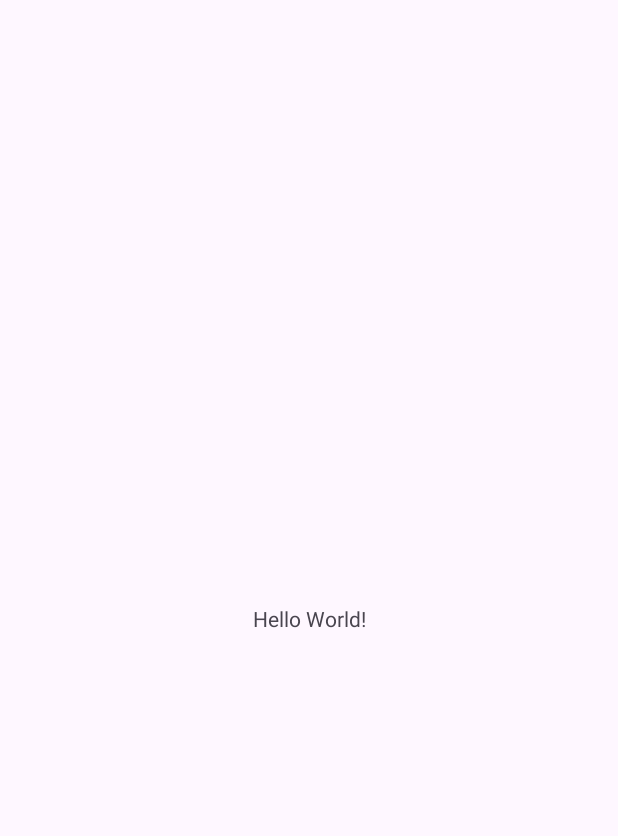
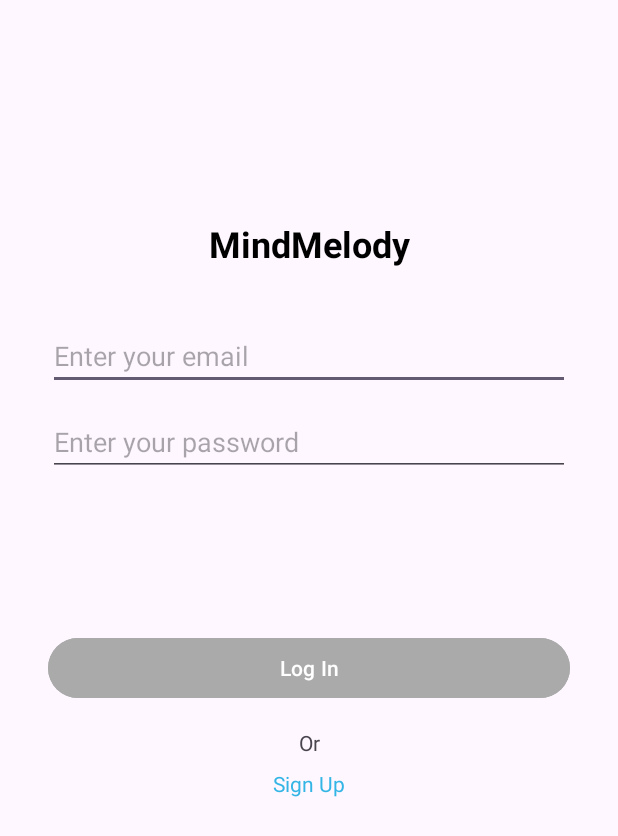
Before and after one commit to Skiddygoat15/MindMelody, an Android app: the screen it shows after launch (MainActivity), on a phone screen of 412 x 824 dp. Before the commit the part shown is almost empty. Shown: the top 836 px of the screen. Run offline under Robolectric (Android 15) with nearby library versions, the phone set to English and light mode, and no system bars.

Commit message:
added login layout

```diff
--- a/app/src/main/java/com/devsquad/mind_melody/Activities/MainActivity.java
+++ b/app/src/main/java/com/devsquad/mind_melody/Activities/MainActivity.java
@@ -10,17 +10,13 @@ import androidx.core.view.WindowInsetsCompat;
 
 import com.devsquad.mind_melody.R;
 
+
 public class MainActivity extends AppCompatActivity {
 
     @Override
     protected void onCreate(Bundle savedInstanceState) {
         super.onCreate(savedInstanceState);
-        EdgeToEdge.enable(this);
+        // 加载 activity_main.xml 布局
         setContentView(R.layout.activity_main);
-        ViewCompat.setOnApplyWindowInsetsListener(findViewById(R.id.main), (v, insets) -> {
-            Insets systemBars = insets.getInsets(WindowInsetsCompat.Type.systemBars());
-            v.setPadding(systemBars.left, systemBars.top, systemBars.right, systemBars.bottom);
-            return insets;
-        });
     }
 }
--- /dev/null
+++ b/app/src/main/res/drawable/edit_text_background.xml
@@ -0,0 +1,20 @@
+<?xml version="1.0" encoding="utf-8"?>
+<shape xmlns:android="http://schemas.android.com/apk/res/android">
+    <!-- 设置圆角 -->
+    <corners android:radius="0dp" />
+
+    <!-- 设置边框 -->
+    <stroke
+        android:width="2dp"
+        android:color="#DDDDDD" />
+
+    <!-- 背景颜色 -->
+    <solid android:color="#FFFFFF" />
+
+    <!-- 内部填充距离 -->
+    <padding
+        android:left="8dp"
+        android:top="8dp"
+        android:right="8dp"
+        android:bottom="8dp" />
+</shape>
--- a/app/src/main/res/layout/activity_main.xml
+++ b/app/src/main/res/layout/activity_main.xml
@@ -2,18 +2,89 @@
 <androidx.constraintlayout.widget.ConstraintLayout xmlns:android="http://schemas.android.com/apk/res/android"
     xmlns:app="http://schemas.android.com/apk/res-auto"
     xmlns:tools="http://schemas.android.com/tools"
-    android:id="@+id/main"
     android:layout_width="match_parent"
     android:layout_height="match_parent"
+    android:padding="16dp"
     tools:context=".Activities.MainActivity">
 
+
     <TextView
+        android:id="@+id/appLogo"
         android:layout_width="wrap_content"
         android:layout_height="wrap_content"
-        android:text="Hello World!"
-        app:layout_constraintBottom_toBottomOf="parent"
+        android:layout_marginTop="130dp"
+        android:text="MindMelody"
+        android:textColor="@android:color/black"
+        android:textSize="24sp"
+        android:textStyle="bold"
+        app:layout_constraintBottom_toTopOf="@+id/emailEditText"
         app:layout_constraintEnd_toEndOf="parent"
         app:layout_constraintStart_toStartOf="parent"
         app:layout_constraintTop_toTopOf="parent" />
 
+    <EditText
+        android:id="@+id/emailEditText"
+        android:layout_width="0dp"
+        android:layout_height="wrap_content"
+        android:layout_marginStart="16dp"
+        android:layout_marginTop="36dp"
+        android:layout_marginEnd="16dp"
+        android:hint="Enter your email"
+        android:inputType="textEmailAddress"
+        app:layout_constraintEnd_toEndOf="parent"
+        app:layout_constraintHorizontal_bias="0.0"
+        app:layout_constraintStart_toStartOf="parent"
+        app:layout_constraintTop_toBottomOf="@+id/appLogo" />
+
+    <EditText
+        android:id="@+id/passwordEditText"
+        android:layout_width="0dp"
+        android:layout_height="wrap_content"
+        android:layout_marginStart="16dp"
+        android:layout_marginTop="12dp"
+        android:layout_marginEnd="16dp"
+        android:hint="Enter your password"
+        android:inputType="textPassword"
+        app:layout_constraintEnd_toEndOf="parent"
+        app:layout_constraintHorizontal_bias="1.0"
+        app:layout_constraintStart_toStartOf="parent"
+        app:layout_constraintTop_toBottomOf="@+id/emailEditText" />
+
+    <Button
+        android:id="@+id/loginButton"
+        android:layout_width="0dp"
+        android:layout_height="wrap_content"
+        android:layout_marginStart="16dp"
+        android:layout_marginTop="104dp"
+        android:layout_marginEnd="16dp"
+        android:backgroundTint="@android:color/darker_gray"
+        android:text="Log In"
+        android:textColor="@android:color/white"
+        app:layout_constraintEnd_toEndOf="parent"
+        app:layout_constraintHorizontal_bias="1.0"
+        app:layout_constraintStart_toStartOf="parent"
+        app:layout_constraintTop_toBottomOf="@+id/passwordEditText" />
+
+    <TextView
+        android:id="@+id/signUpText"
+        android:layout_width="wrap_content"
+        android:layout_height="wrap_content"
+        android:text="Or"
+        android:layout_marginTop="16dp"
+        app:layout_constraintTop_toBottomOf="@+id/loginButton"
+        app:layout_constraintStart_toStartOf="parent"
+        app:layout_constraintEnd_toEndOf="parent" />
+
+    <TextView
+        android:id="@+id/signUpLink"
+        android:layout_width="wrap_content"
+        android:layout_height="wrap_content"
+        android:text="Sign Up"
+        android:textColor="@android:color/holo_blue_light"
+        android:layout_marginTop="8dp"
+        app:layout_constraintTop_toBottomOf="@+id/signUpText"
+        app:layout_constraintStart_toStartOf="parent"
+        app:layout_constraintEnd_toEndOf="parent" />
+
+
 </androidx.constraintlayout.widget.ConstraintLayout>
```
Also changed, not shown: 434 other files.
